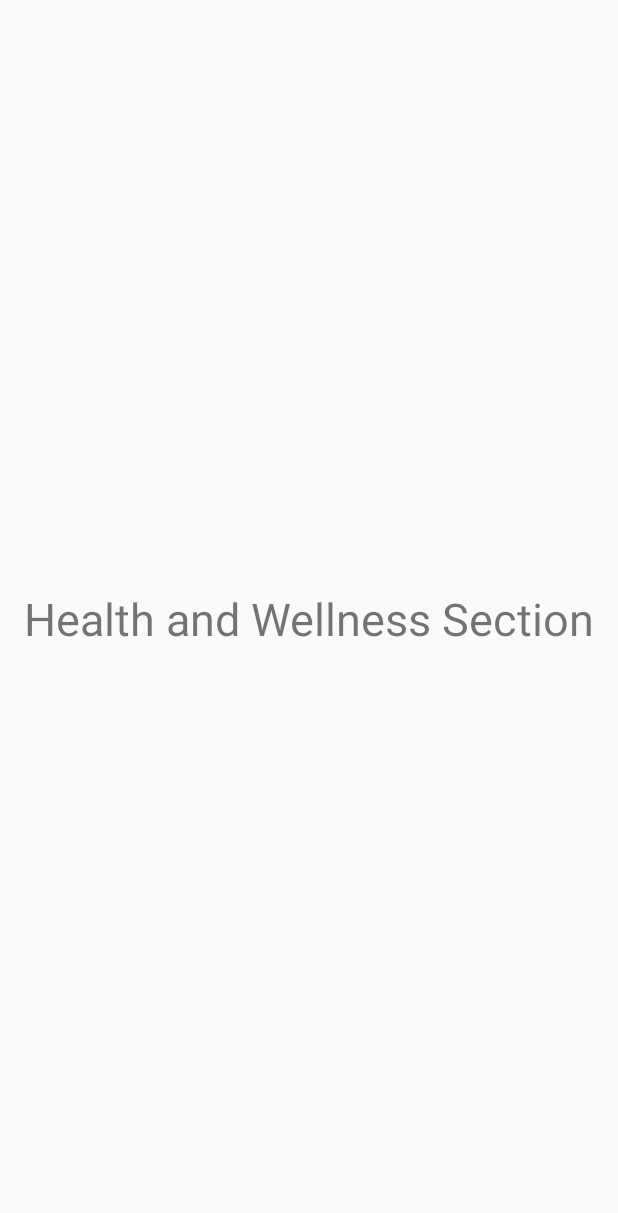
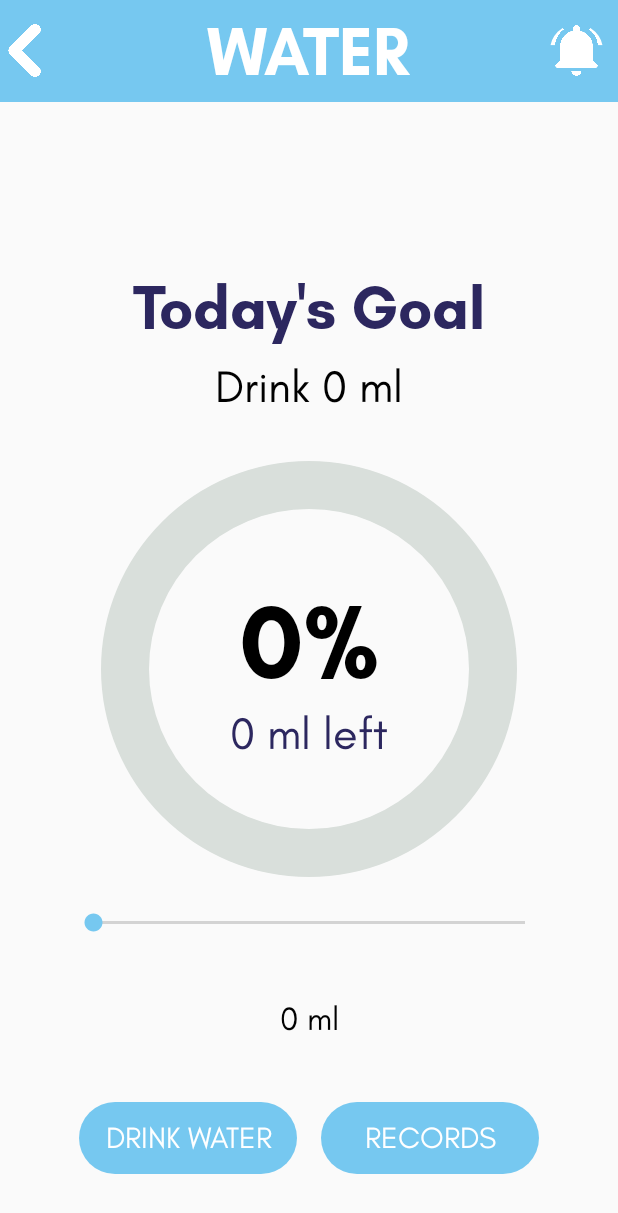
Before and after one commit to jugu612/CS129, an Android app: the screen it shows after launch (HealthAndWellness before the commit, WaterIntake after it), after a tap on "Water", on a phone screen of 412 x 824 dp. Shown: the top 1213 px of the screen. Run offline under Robolectric (Android 15) with nearby library versions, the phone set to English and light mode, and no system bars; our stand-ins replace Firebase (no records; nobody signed in at launch, a user with empty details on screens opened directly).

Commit message:
added water intake logic

```diff
--- a/app/src/main/AndroidManifest.xml
+++ b/app/src/main/AndroidManifest.xml
@@ -72,6 +72,10 @@
             android:name=".SleepSection"
             android:exported="false" />
 
+        <activity
+            android:name=".WaterIntake"
+            android:exported="false" />
+
     </application>
 
 </manifest>
--- a/app/src/main/java/com/amadeus/ting/HomepageAdapter.kt
+++ b/app/src/main/java/com/amadeus/ting/HomepageAdapter.kt
@@ -31,7 +31,7 @@ class HomepageAdapter(private val cardDataList: List<HomepageData>) :
                 val intent = when (adapterPosition) {
                     0 -> Intent(context, Planner::class.java)
                     1 -> Intent(context, FoodIntake::class.java)
-                    2 -> Intent(context, HealthAndWellness::class.java)
+                    2 -> Intent(context, WaterIntake::class.java)
                     3 -> Intent(context, SleepSection::class.java)
                     4 -> Intent(context, HealthAndWellness::class.java)
                     5 -> Intent(context, FocusMode::class.java)
--- /dev/null
+++ b/app/src/main/java/com/amadeus/ting/WaterIntake.kt
@@ -0,0 +1,165 @@
+package com.amadeus.ting
+
+import android.annotation.SuppressLint
+import android.app.Activity
+import android.app.AlertDialog
+import android.content.Context
+import android.content.Intent
+import android.graphics.Color
+import android.graphics.drawable.ColorDrawable
+import androidx.appcompat.app.AppCompatActivity
+import android.os.Bundle
+import android.view.LayoutInflater
+import android.view.View
+import android.widget.*
+import com.google.android.material.imageview.ShapeableImageView
+import kotlin.properties.Delegates
+
+class WaterIntake : AppCompatActivity() {
+
+    private lateinit var seekBar: SeekBar
+    private lateinit var valueTextView: TextView
+    private lateinit var alertDialog : WaterAlertDialog
+
+    private val PREFS_NAME = "WaterIntakePrefsFile" // Shared Preferences File
+
+    private var milliliterGoal : Int = 0
+    private var milliliterLeft : Int = 0
+    private var totalMilliliter : Int = 0
+
+
+    private var seekBarInput : Int = 0
+    private var currentPercentage : Float = 0.0f
+
+    @SuppressLint("MissingInflatedId", "UseCompatLoadingForDrawables", "SetTextI18n")
+    override fun onCreate(savedInstanceState: Bundle?) {
+
+        super.onCreate(savedInstanceState)
+        setContentView(R.layout.activity_water_intake)
+        alertDialog = WaterAlertDialog()
+
+
+        // Opens Shared Preferences
+        val prefs = getSharedPreferences(PREFS_NAME, Context.MODE_PRIVATE)
+
+        // Retrieves number of milliliters to drink value
+        milliliterGoal = prefs.getInt("milliliterGoal", 0)
+        val drinkTextView: TextView = findViewById(R.id.drink)
+        drinkTextView.text = "Drink $milliliterGoal ml"
+
+        // Retrieves Percentage progress
+        currentPercentage = prefs.getFloat("currentPercentage", 0F)
+        totalMilliliter = prefs.getInt("totalMilliliter", 0)
+
+        val numberPercent: TextView = findViewById(R.id.number_percent)
+        numberPercent.text = "${currentPercentage.toInt()}%"
+
+        val progressBar: ProgressBar = findViewById(R.id.progress_bar)
+        progressBar.progress = currentPercentage.toInt()
+
+
+        // Retrieves number of ml left
+        milliliterLeft = prefs.getInt("milliliterLeft", 0)
+        val numberMLLeft: TextView = findViewById(R.id.number_ml)
+        numberMLLeft.text = "$milliliterLeft ml left"
+
+
+        seekBar = findViewById(R.id.seekBar)
+
+        // Clicking the Today's Goal TextView
+        val goalText: TextView = findViewById(R.id.goal_text)
+        goalText.setOnClickListener {
+            alertDialog.intakeGoalDialog(this, R.layout.water_popupwindow) { userMilliliterInput ->
+                if (userMilliliterInput != null) {
+                    milliliterGoal = userMilliliterInput
+                    milliliterLeft = userMilliliterInput
+                    seekBar.max = milliliterGoal
+
+                    drinkTextView.text = "Drink $milliliterGoal ml" // Updates the number of milliliter value
+                    numberMLLeft.text = "$milliliterGoal ml left"
+
+                    val editor = prefs.edit()
+                    editor.putInt("milliliterGoal", milliliterGoal)
+                    editor.putInt("milliliterLeft", milliliterGoal)
+                    editor.apply()
+
+                }
+            }
+        }
+
+        valueTextView = findViewById(R.id.textView_progress)
+
+        // Seekbar
+        seekBar.setOnSeekBarChangeListener(object : SeekBar.OnSeekBarChangeListener {
+
+            override fun onProgressChanged(seekBar: SeekBar?, progress: Int, fromUser: Boolean) {
+                valueTextView.text = "$progress ml"
+                seekBarInput = progress
+            }
+
+            override fun onStartTrackingTouch(seekBar: SeekBar?) {
+            }
+
+            override fun onStopTrackingTouch(seekBar: SeekBar?) {
+            }
+        })
+
+
+        // Drink Water Button Clicked
+        milliliterLeft = milliliterGoal
+        val drinkButton: View = findViewById(R.id.drink_button)
+        drinkButton.setOnClickListener {
+
+            // Updates the percentage value
+            totalMilliliter += seekBarInput
+            currentPercentage = (((totalMilliliter.toFloat() / milliliterGoal.toFloat()) * 100))
+            numberPercent.text = "${currentPercentage.toInt()}%"
+
+            // Updates the number of ml left
+            milliliterLeft -= seekBarInput
+            numberMLLeft.text = "$milliliterLeft ml left"
+
+            // Updates the Progress Bar
+            progressBar.progress = currentPercentage.toInt()
+            seekBar.max = milliliterLeft
+
+            Toast.makeText(this, "Drank water successfully!", Toast.LENGTH_SHORT).show()
+
+            // Stores it inside shared preferences
+            val editor = prefs.edit()
+            editor.putFloat("currentPercentage", currentPercentage)
+            editor.putInt("milliliterLeft", milliliterLeft)
+            editor.putInt("totalMilliliter", totalMilliliter)
+            editor.apply()
+
+        }
+
+        // Records Button Clicked
+        val recordsButton: View = findViewById(R.id.records_button)
+        recordsButton.setOnClickListener {
+            alertDialog.recordsDialog(this, R.layout.water_intake_records, R.layout.water_intake_history)
+
+            // Resets the progress (DEBUGGING PURPOSES)
+            val editor = prefs.edit()
+            editor.clear()
+            editor.apply()
+            progressBar.progress = 0
+            numberPercent.text = "0%"
+            numberMLLeft.text = "0 ml left"
+            drinkTextView.text = "Drink 0 ml"
+            totalMilliliter = 0
+            milliliterGoal = 0
+            currentPercentage = 0.0F
+        }
+
+    }
+
+    private inline fun <reified T : View> Activity.onClick(id: Int, crossinline action: (T) -> Unit) {
+        findViewById<T>(id)?.apply {
+            setOnClickListener {
+                action(this)
+            }
+        }
+    }
+
+}
--- /dev/null
+++ b/app/src/main/res/drawable/water_intake_progress_ring.xml
@@ -0,0 +1,22 @@
+<?xml version="1.0" encoding="utf-8"?>
+<layer-list xmlns:android="http://schemas.android.com/apk/res/android">
+
+    <item>
+        <shape
+            android:shape="ring"
+            android:thicknessRatio="10"
+            android:useLevel="false">
+            <solid android:color="@color/gray_2" />
+        </shape>
+    </item>
+
+    <item>
+        <shape
+            android:shape="ring"
+            android:thicknessRatio="10"
+            android:useLevel="true">
+            <solid android:color="@color/cyan" />
+        </shape>
+    </item>
+
+</layer-list>
--- /dev/null
+++ b/app/src/main/res/layout/activity_water_intake.xml
@@ -0,0 +1,184 @@
+<?xml version="1.0" encoding="utf-8"?>
+<androidx.constraintlayout.widget.ConstraintLayout xmlns:android="http://schemas.android.com/apk/res/android"
+    xmlns:tools="http://schemas.android.com/tools"
+    android:layout_width="match_parent"
+    android:layout_height="match_parent"
+    xmlns:app="http://schemas.android.com/apk/res-auto">
+
+    <!-- Header -->
+    <RelativeLayout
+        android:id="@+id/linearLayout_Header"
+        android:layout_width="match_parent"
+        android:layout_height="68dp"
+        android:background="@color/cyan"
+        app:layout_constraintEnd_toEndOf="parent"
+        app:layout_constraintStart_toStartOf="parent"
+        app:layout_constraintTop_toTopOf="parent">
+
+        <com.google.android.material.imageview.ShapeableImageView
+            android:id="@+id/back_button"
+            android:layout_width="35dp"
+            android:layout_height="35dp"
+            android:layout_alignParentStart="true"
+            android:layout_centerVertical="true"
+            android:src="@drawable/back_icon" />
+
+        <TextView
+            android:layout_width="wrap_content"
+            android:layout_height="wrap_content"
+            android:layout_centerInParent="true"
+            android:fontFamily="@font/glacial_indifference_bold"
+            android:includeFontPadding="false"
+            android:text="WATER"
+            android:textColor="@color/white"
+            android:textSize="44sp" />
+
+        <com.google.android.material.imageview.ShapeableImageView
+            android:id="@+id/bell_button"
+            android:layout_width="35dp"
+            android:layout_height="35dp"
+            android:layout_alignParentEnd="true"
+            android:layout_centerVertical="true"
+            android:layout_marginEnd="10dp"
+            android:src="@drawable/notif_icon"
+            app:shapeAppearanceOverlay="@style/Circle" />
+
+    </RelativeLayout>
+
+    <!-- Drink Information overall !-->
+    <TextView
+        android:id="@+id/goal_text"
+        android:layout_width="wrap_content"
+        android:layout_height="wrap_content"
+        android:fontFamily="@font/glacial_indifference_bold"
+        android:text="Today's Goal"
+        android:textColor="@color/deepBlue"
+        android:textSize="40sp"
+        app:layout_constraintBottom_toTopOf="@+id/drink"
+        app:layout_constraintEnd_toEndOf="parent"
+        app:layout_constraintStart_toStartOf="parent" />
+
+    <TextView
+        android:id="@+id/drink"
+        android:layout_width="wrap_content"
+        android:layout_height="wrap_content"
+        android:fontFamily="@font/glacial_indifference"
+        android:text="Drink 1000 ml"
+        android:paddingVertical="10dp"
+        android:textColor="@color/black"
+        android:textSize="30sp"
+        app:layout_constraintBottom_toTopOf="@+id/progress_bar"
+        app:layout_constraintEnd_toEndOf="parent"
+        app:layout_constraintStart_toStartOf="parent" />
+
+    <!-- Progress Bar -->
+    <ProgressBar
+        android:id="@+id/progress_bar"
+        android:layout_width="320dp"
+        android:layout_height="320dp"
+        android:indeterminateOnly="false"
+        android:progressDrawable="@drawable/water_intake_progress_ring"
+        android:rotation="-90"
+        app:layout_constraintBottom_toBottomOf="parent"
+        app:layout_constraintEnd_toEndOf="parent"
+        app:layout_constraintStart_toStartOf="parent"
+        app:layout_constraintTop_toBottomOf="@+id/linearLayout_Header"
+        tools:progress="23" />
+
+    <!-- Information inside Progress Bar -->
+    <LinearLayout
+        android:layout_width="wrap_content"
+        android:layout_height="wrap_content"
+        android:orientation="vertical"
+        app:layout_constraintBottom_toBottomOf="@+id/progress_bar"
+        app:layout_constraintEnd_toEndOf="@+id/progress_bar"
+        app:layout_constraintStart_toStartOf="@+id/progress_bar"
+        app:layout_constraintTop_toTopOf="@+id/progress_bar"
+        android:gravity="center_horizontal">
+
+        <TextView
+            android:id="@+id/number_percent"
+            android:layout_width="wrap_content"
+            android:layout_height="wrap_content"
+            android:fontFamily="@font/glacial_indifference_bold"
+            android:text="13%"
+            android:textColor="@color/black"
+            android:textSize="70sp" />
+
+        <TextView
+            android:id="@+id/number_ml"
+            android:layout_width="wrap_content"
+            android:layout_height="wrap_content"
+            android:fontFamily="@font/glacial_indifference"
+            android:text="700 ml left"
+            android:textColor="@color/deepBlue"
+            android:textSize="30sp" />
+    </LinearLayout>
+
+    <!-- SeekBar -->
+    <SeekBar
+        android:id="@+id/seekBar"
+        android:layout_width="320dp"
+        android:layout_height="wrap_content"
+        android:max="1000"
+        android:progressTint="@color/cyan"
+        android:thumbTint="@color/cyan"
+        app:layout_constraintEnd_toEndOf="parent"
+        app:layout_constraintStart_toStartOf="parent"
+        app:layout_constraintTop_toBottomOf="@+id/progress_bar" />
+
+    <!-- SeekBar Information -->
+    <TextView
+        android:id="@+id/textView_progress"
+        android:layout_width="wrap_content"
+        android:layout_height="wrap_content"
+        android:fontFamily="@font/glacial_indifference"
+        android:text="0 ml"
+        android:textColor="@color/black"
+        android:textSize="22sp"
+        app:layout_constraintEnd_toEndOf="parent"
+        app:layout_constraintStart_toStartOf="parent"
+        app:layout_constraintTop_toBottomOf="@+id/seekBar"
+        app:layout_constraintBottom_toTopOf="@+id/buttons"/>
+
+    <!-- Buttons  -->
+    <LinearLayout
+        android:id="@+id/buttons"
+        android:layout_width="wrap_content"
+        android:layout_height="wrap_content"
+        android:orientation="horizontal"
+        app:layout_constraintBottom_toBottomOf="parent"
+        app:layout_constraintEnd_toEndOf="parent"
+        app:layout_constraintStart_toStartOf="parent"
+        app:layout_constraintTop_toBottomOf="@+id/textView_progress">
+
+        <Button
+            android:id="@+id/drink_button"
+            style="?android:attr/buttonBarButtonStyle"
+            android:layout_width="145dp"
+            android:layout_height="48dp"
+            android:layout_marginEnd="8dp"
+            android:background="@drawable/rounded_button"
+            android:backgroundTint="@color/cyan"
+            android:fontFamily="@font/glacial_indifference"
+            android:text="Drink Water"
+            android:textColor="@color/white"
+            android:textSize="20sp" />
+
+        <Button
+            android:id="@+id/records_button"
+            style="?android:attr/buttonBarButtonStyle"
+            android:layout_width="145dp"
+            android:layout_height="48dp"
+            android:layout_marginStart="8dp"
+            android:background="@drawable/rounded_button"
+            android:backgroundTint="@color/cyan"
+            android:fontFamily="@font/glacial_indifference"
+            android:text="Records"
+            android:textColor="@color/white"
+            android:textSize="20sp" />
+
+    </LinearLayout>
+
+
+</androidx.constraintlayout.widget.ConstraintLayout>
--- a/app/src/main/res/layout/sort_popupwindow.xml
+++ b/app/src/main/res/layout/sort_popupwindow.xml
@@ -9,8 +9,8 @@
     <androidx.cardview.widget.CardView
         android:layout_width="350dp"
         android:layout_height="550dp"
-        app:cardCornerRadius="50dp"
-        >
+        app:cardCornerRadius="50dp">
+
         <androidx.constraintlayout.widget.ConstraintLayout
             android:id="@+id/constraintLayout"
             android:orientation="vertical"
--- a/app/src/main/res/values/colors.xml
+++ b/app/src/main/res/values/colors.xml
@@ -16,5 +16,7 @@
     <color name ="cblue">#02A4D3</color>
     <color name ="gray">#808080</color>
     <color name ="deepBlue">#2C275F</color>
+    <color name = "gray_2">#D9DFDB</color>
+
 
 </resources>
```
Also changed, not shown: app/src/main/java/com/amadeus/ting/WaterAlertDialog.kt (added, +99 -0 lines), app/src/main/res/layout/water_intake_history.xml (added, +69 -0 lines), app/src/main/res/layout/water_intake_records.xml (added, +65 -0 lines), app/src/main/res/layout/water_popupwindow.xml (added, +90 -0 lines).
